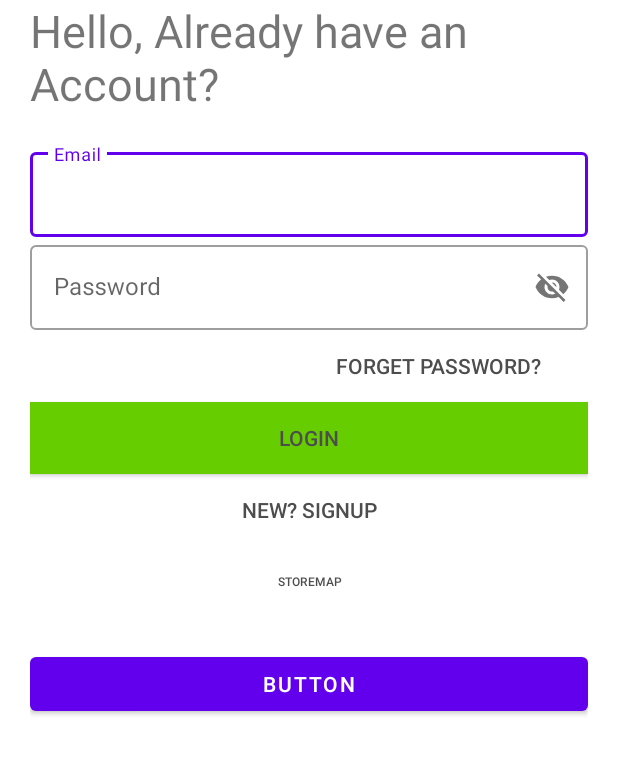
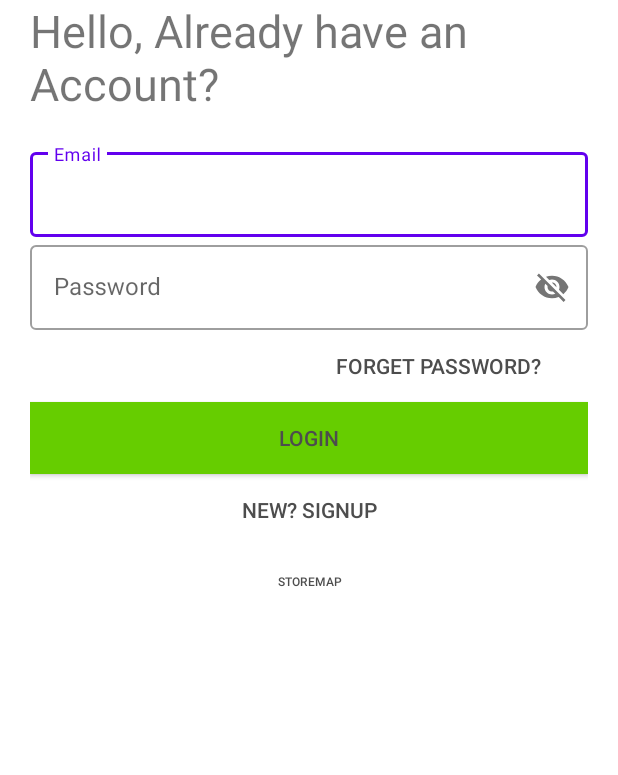
Before and after one commit to mmboldo/iGrocery, an Android app: the screen it shows after launch (Login), on a phone screen of 412 x 824 dp, the part 180-955 px from its top. Run offline under Robolectric (Android 15) with nearby library versions, the phone set to English and light mode, and no system bars; our stand-ins replace Firebase (no records; nobody signed in at launch, a user with empty details on screens opened directly).

Commit message:
Removed mock button and its calls on login activity

```diff
--- a/app/src/main/java/com/mycompany/igrocery/Login.java
+++ b/app/src/main/java/com/mycompany/igrocery/Login.java
@@ -45,21 +45,11 @@ public class Login extends AppCompatActivity {
         goToStoreMap = (AppCompatButton) findViewById(R.id.tempBtn);
         progressBar = (ProgressBar) findViewById(R.id.progressBar);
 
-        Button btnMock = (Button)findViewById(R.id.btnMock);
-
         //Go to new User Registration
         newUserBtn.setOnClickListener(new View.OnClickListener() {
             @Override
             public void onClick(View v) {
                 Intent myIntent = new Intent(Login.this, Register.class);
-                startActivity(myIntent);
-            }
-        });
-
-        btnMock.setOnClickListener(new View.OnClickListener() {
-            @Override
-            public void onClick(View v) {
-                Intent myIntent = new Intent(Login.this, ShareList.class);
                 startActivity(myIntent);
             }
         });
--- a/app/src/main/res/layout/activity_login.xml
+++ b/app/src/main/res/layout/activity_login.xml
@@ -91,11 +91,5 @@
 
     </LinearLayout>
 
-    <Button
-        android:id="@+id/btnMock"
-        android:layout_width="match_parent"
-        android:layout_height="wrap_content"
-        android:text="Button" />
-
 
 </LinearLayout>
```
